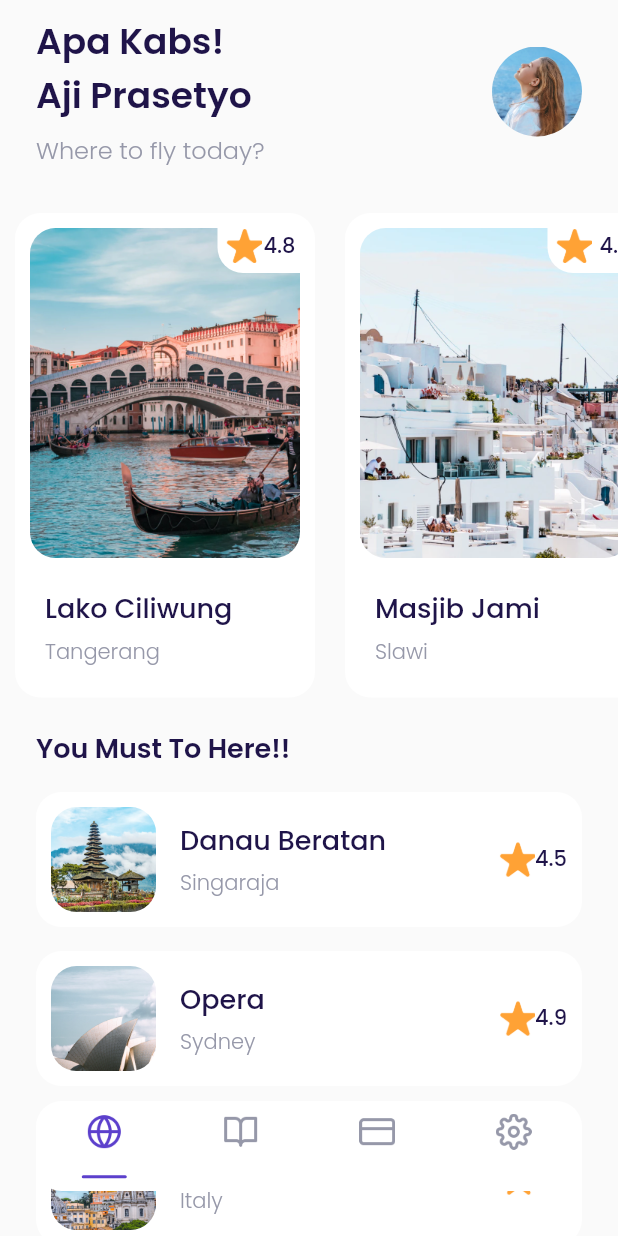
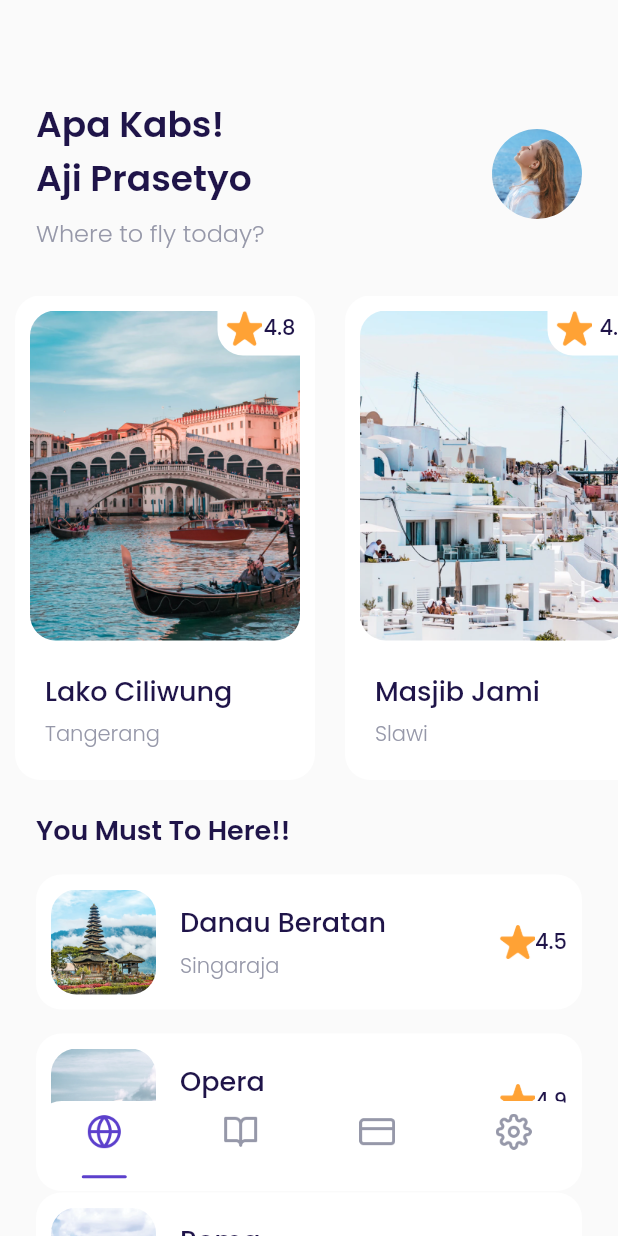
Before and after one commit to aprxty3/airplane_ticketing, a Flutter app: the HomePage screen opened by its route, on a phone screen of 412 x 824 dp. Run offline on Flutter 3.47's test engine with Material 2 defaults, Android fonts, the phone set to English and light mode, and no system bars; our stand-ins replace google_fonts.

Commit message:
delete safearea

```diff
--- a/lib/ui/pages/home.dart
+++ b/lib/ui/pages/home.dart
@@ -145,7 +145,7 @@ class HomePage extends StatelessWidget {
 
       return SingleChildScrollView(
         child: Padding(
-          padding: const EdgeInsets.only(top: 10, bottom: 90),
+          padding: const EdgeInsets.only(top: 65, bottom: 90),
           child: Column(
             children: [
               header(),
@@ -195,13 +195,11 @@ class HomePage extends StatelessWidget {
 
     return Scaffold(
       backgroundColor: kBgColor,
-      body: SafeArea(
-        child: Stack(
-          children: [
-            mainPage(),
-            bottomNav(),
-          ],
-        ),
+      body: Stack(
+        children: [
+          mainPage(),
+          bottomNav(),
+        ],
       ),
     );
   }
```
